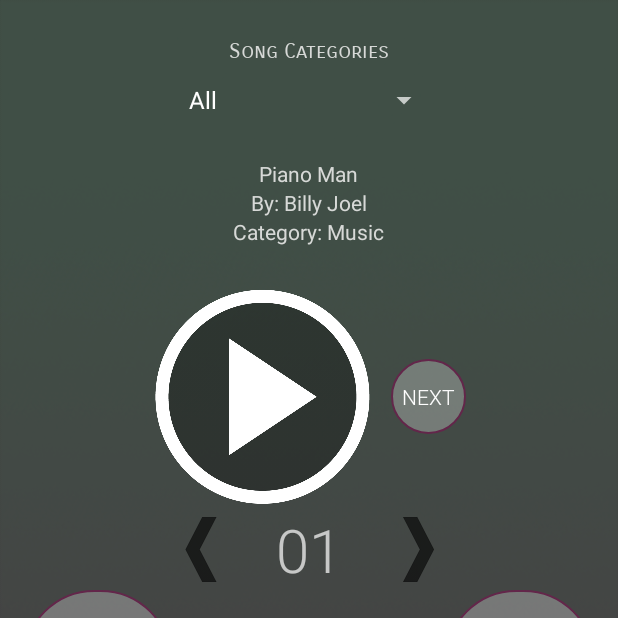
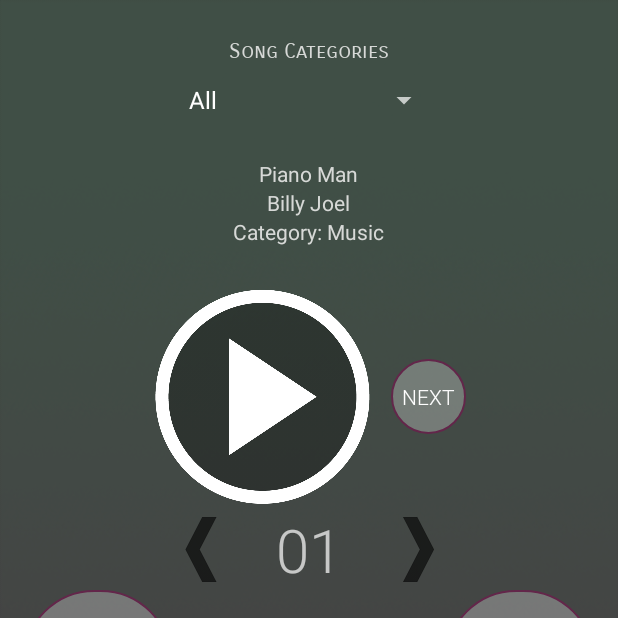
Before and after one commit to trietias/SongSnippets, an Android app: the screen it shows after launch (MainActivity), on a phone screen of 412 x 824 dp, the top half of it. Run offline under Robolectric (Android 15) with nearby library versions, the phone set to English and light mode, and no system bars.

```diff
--- a/app/src/main/java/com/tmk/songsnippets/MainActivity.java
+++ b/app/src/main/java/com/tmk/songsnippets/MainActivity.java
@@ -177,7 +177,7 @@
             s = "0" + intervals[intervalTracker];
         }
         intervalTextView.setText(s);
-        String artist = "By: ";
+        String artist = "";
         String category = "Category: ";
         DBHandler handler = new DBHandler(this);
         songTitle = songList.get(songTracker);
--- a/app/src/main/res/values/colors.xml
+++ b/app/src/main/res/values/colors.xml
@@ -2,9 +2,9 @@
 <resources>
     <color name="background">#646E68</color>
     <color name="text">#D7D9D7</color>
-    <color name="accent">#63264A</color>
+    <color name="accent">#63264A</color>>
     <color name="button">#50514F</color>
-    <color name="colorPrimary">#25FFFFFF</color>
+    <color name="colorPrimary">#35FFFFFF</color>
     <color name="colorPrimaryDark">#16425B</color>
     <color name="colorAccent">#E0C1B3</color>
 </resources>
```
